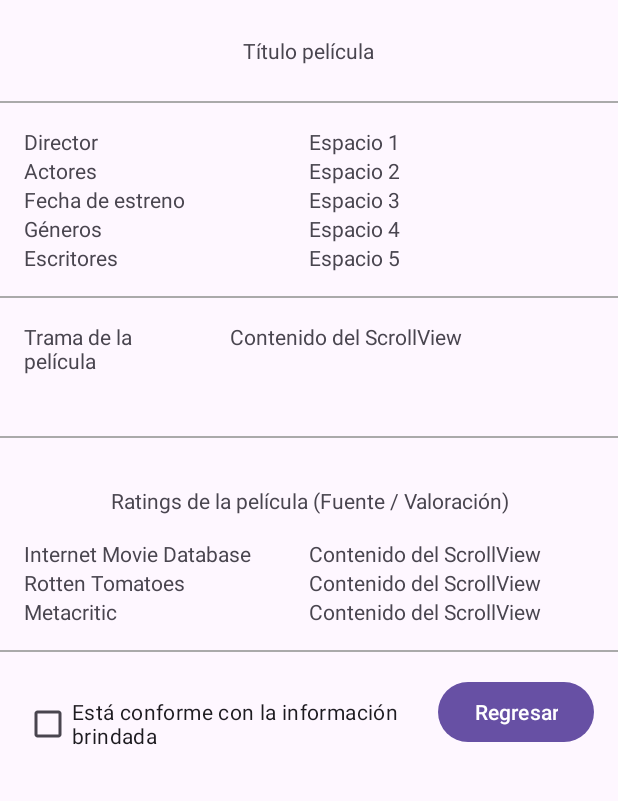
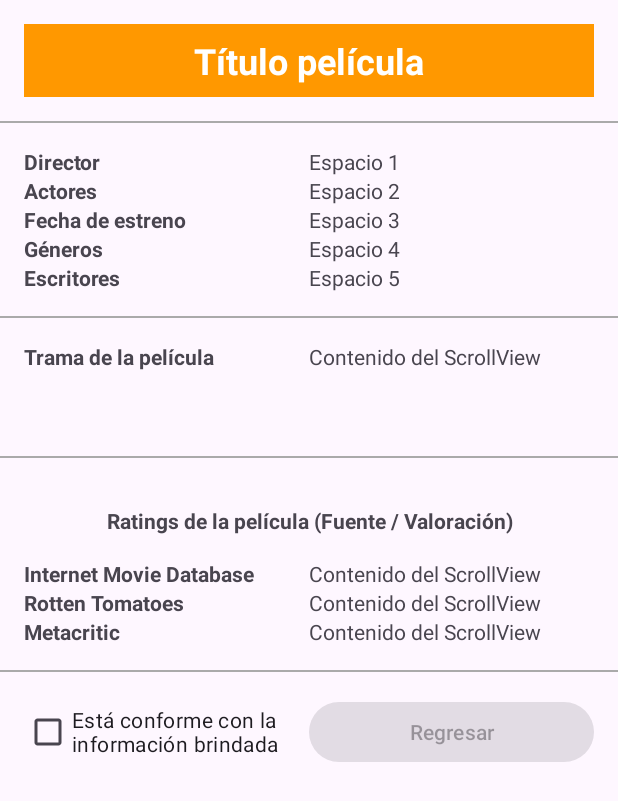
Before and after one commit to jchapo/Lab3_20125424_IoT, an Android app: the MainActivity3 screen opened directly, with no data from a screen before it, on a phone screen of 412 x 824 dp. Shown: the top 801 px of the screen. Run offline under Robolectric (Android 15) with nearby library versions, the phone set to English and light mode, and no system bars.

Commit message:
Avance 5 Juan

```diff
--- a/app/src/main/java/com/example/lab3_iot_20125424/MainActivity3.java
+++ b/app/src/main/java/com/example/lab3_iot_20125424/MainActivity3.java
@@ -1,6 +1,11 @@
 package com.example.lab3_iot_20125424;
 
+import android.content.Intent;
 import android.os.Bundle;
+import android.view.View;
+import android.widget.Button;
+import android.widget.CheckBox;
+import android.widget.CompoundButton;
 import android.widget.TextView;
 
 import androidx.appcompat.app.AppCompatActivity;
@@ -14,6 +19,8 @@ public class MainActivity3 extends AppCompatActivity {
     private TextView txtIMDB;
     private TextView txtRottenTomatoes;
     private TextView txtMetacritic, txtEscritores, txtTrama,titulo;
+    private CheckBox checkBoxRegresar;
+    private Button btnRegresar;
 
     @Override
     protected void onCreate(Bundle savedInstanceState) {
@@ -31,6 +38,31 @@ public class MainActivity3 extends AppCompatActivity {
         txtMetacritic = findViewById(R.id.txtMetacritic);
         txtTrama = findViewById(R.id.txtTramaPelicula);
         titulo = findViewById(R.id.titulo);
+        checkBoxRegresar = findViewById(R.id.checkBoxRegresar);
+        btnRegresar = findViewById(R.id.btnRegresar);
+
+        // Deshabilitar botón al inicio
+        btnRegresar.setEnabled(false);
+
+        // Agregar listener al CheckBox
+        checkBoxRegresar.setOnCheckedChangeListener(new CompoundButton.OnCheckedChangeListener() {
+            @Override
+            public void onCheckedChanged(CompoundButton buttonView, boolean isChecked) {
+                // Habilitar o deshabilitar el botón según el estado del CheckBox
+                btnRegresar.setEnabled(isChecked);
+            }
+        });
+
+        // Establecer un OnClickListener para el botón de regreso
+        btnRegresar.setOnClickListener(new View.OnClickListener() {
+            @Override
+            public void onClick(View v) {
+                // Crear un Intent para volver a MainActivity
+                Intent intent = new Intent(MainActivity3.this, MainActivity.class);
+                startActivity(intent); // Iniciar la actividad MainActivity
+                finish(); // Cerrar la actividad actual
+            }
+        });
 
 
         // Obtener los extras del Intent
--- a/app/src/main/java/com/example/lab3_iot_20125424/dto/DtoPrime.java
+++ b/app/src/main/java/com/example/lab3_iot_20125424/dto/DtoPrime.java
@@ -4,6 +4,9 @@ public class DtoPrime {
 
     private int number;
     private int order;
+
+    public DtoPrime(int primeNumber) {
+    }
 
     public int getNumber() {
         return number;
--- a/app/src/main/java/com/example/lab3_iot_20125424/dto/DtoRatings.java
+++ b/app/src/main/java/com/example/lab3_iot_20125424/dto/DtoRatings.java
@@ -1,9 +1,13 @@
 package com.example.lab3_iot_20125424.dto;
+
+import com.google.gson.annotations.SerializedName;
 
 import java.util.List;
 
 public class DtoRatings {
+    @SerializedName("Source")
     private String source;
+    @SerializedName("Value")
     private String value;
 
     public String getSource() {
--- a/app/src/main/res/layout/activity_main3.xml
+++ b/app/src/main/res/layout/activity_main3.xml
@@ -12,13 +12,17 @@
         android:layout_margin="16dp"
         android:visibility="visible"
         android:orientation="horizontal"
+        android:background="@color/yellow"
         android:gravity="center">
 
         <TextView
             android:id="@+id/titulo"
             android:gravity="center"
+            android:textStyle="bold"
             android:layout_width="wrap_content"
             android:layout_height="wrap_content"
+            android:textSize="24dp"
+            android:textColor="@color/white"
             android:text="Título película"
             android:padding="8dp"/>
 
@@ -36,91 +40,116 @@
         android:layout_height="wrap_content"
         android:layout_margin="16dp"
         android:visibility="visible"
-        android:orientation="horizontal"
+        android:orientation="vertical"
         android:gravity="center">
-
-        <LinearLayout
-            android:layout_width="0dp"
-            android:layout_height="wrap_content"
-            android:layout_weight="0.5"
-            android:orientation="horizontal">
 
         <LinearLayout
             android:layout_width="match_parent"
             android:layout_height="wrap_content"
-                android:orientation="vertical">
+            android:orientation="horizontal">
 
             <TextView
-                    android:layout_width="wrap_content"
+                android:layout_width="0dp"
+                android:textStyle="bold"
+                android:gravity="top"
+                android:layout_weight="1"
                 android:layout_height="wrap_content"
                 android:text="Director"/>
 
             <TextView
-                    android:layout_width="wrap_content"
+                android:id="@+id/txtDirector"
+                android:layout_width="0dp"
+                android:layout_weight="1"
+                android:layout_height="wrap_content"
+                android:text="Espacio 1"/>
+
+        </LinearLayout>
+
+        <LinearLayout
+            android:layout_width="match_parent"
+            android:layout_height="wrap_content"
+            android:orientation="horizontal">
+
+            <TextView
+                android:layout_width="0dp"
+                android:textStyle="bold"
+                android:gravity="top"
+                android:layout_weight="1"
                 android:layout_height="wrap_content"
                 android:text="Actores"/>
 
             <TextView
-                    android:layout_width="wrap_content"
+                android:id="@+id/txtActores"
+                android:layout_width="0dp"
+                android:layout_weight="1"
+                android:layout_height="wrap_content"
+                android:text="Espacio 2"/>
+
+        </LinearLayout>
+
+        <LinearLayout
+            android:layout_width="match_parent"
+            android:layout_height="wrap_content"
+            android:orientation="horizontal">
+
+            <TextView
+                android:layout_width="0dp"
+                android:textStyle="bold"
+                android:layout_weight="1"
+                android:gravity="top"
                 android:layout_height="wrap_content"
                 android:text="Fecha de estreno"/>
 
             <TextView
-                    android:layout_width="wrap_content"
+                android:id="@+id/txtFechaEstreno"
+                android:layout_width="0dp"
+                android:layout_weight="1"
+                android:layout_height="wrap_content"
+                android:text="Espacio 3"/>
+
+        </LinearLayout>
+
+        <LinearLayout
+            android:layout_width="match_parent"
+            android:layout_height="wrap_content"
+            android:orientation="horizontal">
+
+            <TextView
+                android:layout_width="0dp"
+                android:textStyle="bold"
+                android:layout_weight="1"
+                android:gravity="top"
                 android:layout_height="wrap_content"
                 android:text="Géneros"/>
 
             <TextView
-                    android:layout_width="wrap_content"
+                android:id="@+id/txtGenero"
+                android:layout_width="0dp"
+                android:layout_weight="1"
                 android:layout_height="wrap_content"
-                    android:text="Escritores"/>
-
-            </LinearLayout>
+                android:text="Espacio 4"/>
 
         </LinearLayout>
 
         <LinearLayout
-            android:layout_width="0dp"
+            android:layout_width="match_parent"
             android:layout_height="wrap_content"
-            android:layout_weight="0.5"
             android:orientation="horizontal">
 
-            <LinearLayout
-                android:layout_width="match_parent"
+            <TextView
+                android:layout_width="0dp"
+                android:textStyle="bold"
+                android:layout_weight="1"
+                android:gravity="top"
                 android:layout_height="wrap_content"
-                android:orientation="vertical">
-
-                <TextView
-                    android:id="@+id/txtDirector"
-                    android:layout_width="wrap_content"
-                    android:layout_height="wrap_content"
-                    android:text="Espacio 1"/>
-
-                <TextView
-                    android:id="@+id/txtActores"
-                    android:layout_width="wrap_content"
-                    android:layout_height="wrap_content"
-                    android:text="Espacio 2"/>
-
-                <TextView
-                    android:id="@+id/txtFechaEstreno"
-                    android:layout_width="wrap_content"
-                    android:layout_height="wrap_content"
-                    android:text="Espacio 3"/>
-
-                <TextView
-                    android:id="@+id/txtGenero"
-                    android:layout_width="wrap_content"
-                    android:layout_height="wrap_content"
-                    android:text="Espacio 4"/>
+                android:text="Escritores"/>
 
             <TextView
                 android:id="@+id/txtEscritores"
-                    android:layout_width="wrap_content"
+                android:layout_width="0dp"
+                android:layout_weight="1"
                 android:layout_height="wrap_content"
                 android:text="Espacio 5"/>
-
-            </LinearLayout>
 
         </LinearLayout>
 
@@ -176,7 +205,8 @@
         <!-- TextView en el primer espacio -->
         <TextView
             android:layout_width="0dp"
-
+            android:textStyle="bold"
+            android:gravity="top"
             android:layout_height="wrap_content"
             android:layout_weight="0.5"
             android:text="Trama de la película"/>
@@ -185,8 +215,7 @@
         <ScrollView
             android:layout_width="0dp"
             android:layout_height="60dp"
-            android:layout_marginLeft="16dp"
-            android:layout_weight="1">
+            android:layout_weight="0.5">
 
             <!-- Contenido dentro del ScrollView -->
             <TextView
@@ -217,6 +246,7 @@
         <TextView
             android:layout_width="match_parent"
             android:layout_height="wrap_content"
+            android:textStyle="bold"
             android:layout_margin="16dp"
 
             android:gravity="center"
@@ -231,6 +261,7 @@
             <TextView
                 android:layout_width="0dp"
                 android:layout_height="wrap_content"
+                android:textStyle="bold"
                 android:layout_weight="0.5"
                 android:text="Internet Movie Database"/>
 
@@ -253,6 +284,7 @@
             <TextView
                 android:layout_width="0dp"
                 android:layout_height="wrap_content"
+                android:textStyle="bold"
                 android:layout_weight="0.5"
                 android:text="Rotten Tomatoes"/>
 
@@ -275,6 +307,7 @@
             <TextView
                 android:layout_width="0dp"
                 android:layout_height="wrap_content"
+                android:textStyle="bold"
                 android:layout_weight="0.5"
                 android:text="Metacritic"/>
 
@@ -305,14 +338,18 @@
 
         <!-- CheckBox en el primer espacio -->
         <CheckBox
-            android:layout_width="wrap_content"
+            android:id="@+id/checkBoxRegresar"
+            android:layout_width="0dp"
+            android:layout_gravity="center"
             android:layout_height="wrap_content"
-            android:layout_weight="1"
+            android:layout_weight="0.5"
             android:text="Está conforme con la información brindada"/>
 
         <!-- Button en el segundo espacio -->
         <Button
-            android:layout_width="wrap_content"
+            android:id="@+id/btnRegresar"
+            android:layout_width="0dp"
+            android:layout_weight="0.5"
             android:layout_height="wrap_content"
             android:text="Regresar"/>
 
--- a/app/src/main/res/values/colors.xml
+++ b/app/src/main/res/values/colors.xml
@@ -2,4 +2,5 @@
 <resources>
     <color name="black">#FF000000</color>
     <color name="white">#FFFFFFFF</color>
+    <color name="yellow">#FF9800</color>
 </resources>
```
Also changed, not shown: app/src/main/java/com/example/lab3_iot_20125424/MainActivity.java (+80 -13 lines), app/src/main/java/com/example/lab3_iot_20125424/MainActivity2.java (+79 -60 lines), app/src/main/java/com/example/lab3_iot_20125424/dto/DtoMovie.java (+5 -4 lines), app/src/main/res/layout/activity_main2.xml (+1 -22 lines). Lines whose indentation alone changed are shown as unchanged.
